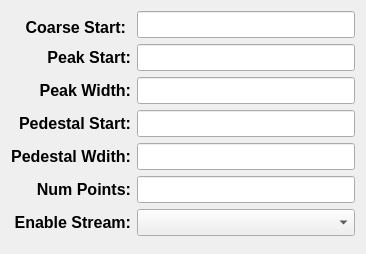
This is inline_timing.ui in ad-build-test/pydm-mps as Qt 5 draws it before an edit. The edited form follows.
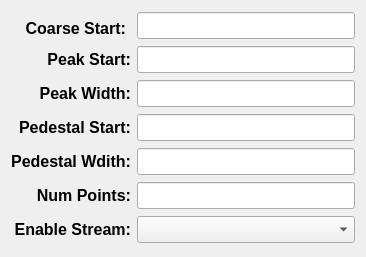
This is the edited form. Custom widgets are drawn as their Qt base class.

Patch:
```diff
--- a/inline_timing.ui
+++ b/inline_timing.ui
@@ -7,7 +7,7 @@
     <x>0</x>
     <y>0</y>
     <width>366</width>
-    <height>254</height>
+    <height>257</height>
    </rect>
   </property>
   <property name="sizePolicy">
```
Left out of the diff: 12 changed lines with no effect on the pictures.
